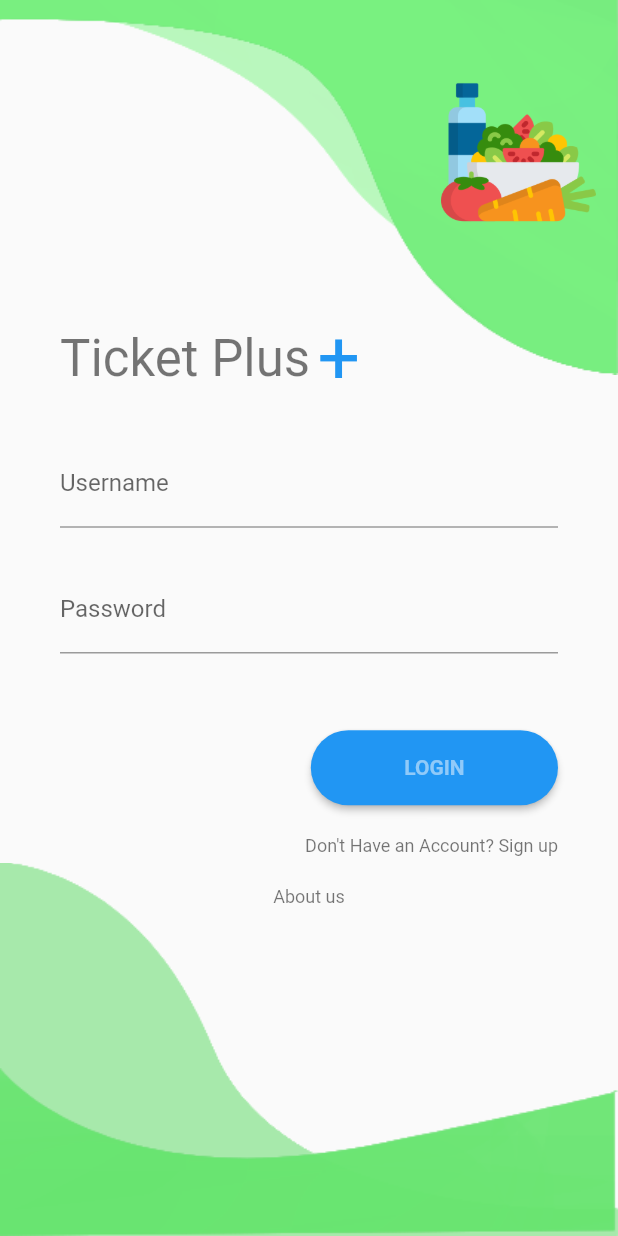
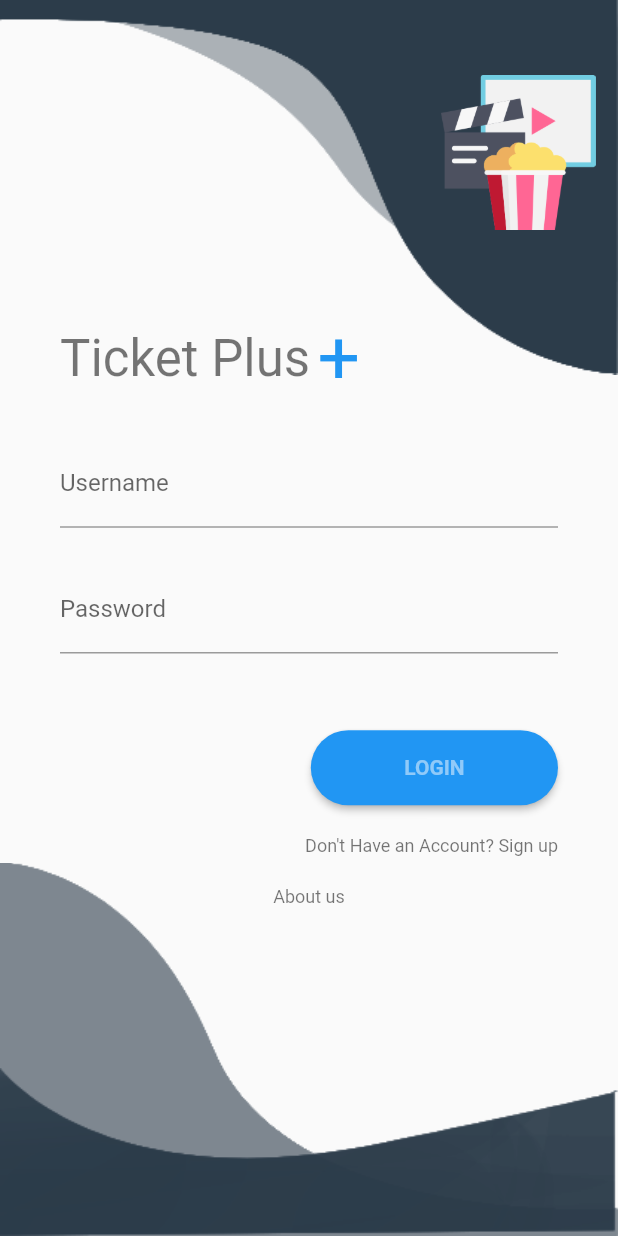
Before and after one commit to Josue-Godinez-zz/Tickets, a Flutter app: the screen it shows after launch, on a phone screen of 412 x 824 dp. Run offline on Flutter 3.47's test engine with Material 2 defaults, Android fonts, the light colour scheme and no system bars; our stand-ins replace badges, flutter_profile_picture, flutter_smart_dialog, flutter_svg, image_picker, permission_handler and 2 more; missing offline and left inert: bson, encrypt, light_carousel, mongo_dart.

Commit message:
Sumary in the description
New images for colors in login, icon app and loading animation
New component for show the cinemas
Some little fixes

```diff
--- a/lib/src/components/background.dart
+++ b/lib/src/components/background.dart
@@ -20,28 +20,28 @@ class Background extends StatelessWidget {
           Positioned(
             top: 0,
             right: 0,
-            child: Image.asset("assets/images/top1.png", width: size.width),
+            child: Image.asset("assets/images/top1O.png", width: size.width),
           ),
           Positioned(
             top: 0,
             right: 0,
-            child: Image.asset("assets/images/top2.png", width: size.width),
+            child: Image.asset("assets/images/top2O.png", width: size.width),
           ),
           Positioned(
             top: 50,
             right: 15,
-            child:
-                Image.asset("assets/images/diet.png", width: size.width * 0.25),
+            child: Image.asset("assets/images/cinema.png",
+                width: size.width * 0.25),
           ),
           Positioned(
             bottom: 0,
             right: 0,
-            child: Image.asset("assets/images/bottom1.png", width: size.width),
+            child: Image.asset("assets/images/bottom1O.png", width: size.width),
           ),
           Positioned(
             bottom: 0,
             right: 0,
-            child: Image.asset("assets/images/bottom2.png", width: size.width),
+            child: Image.asset("assets/images/bottom2O.png", width: size.width),
           ),
           child
         ],
--- a/lib/src/components/customLoading.dart
+++ b/lib/src/components/customLoading.dart
@@ -49,7 +49,7 @@ class _CustomLoadingState extends State<CustomLoading>
         alignment: Alignment.center,
         turns: _controller,
         child: Image.asset(
-          'assets/images/logo1.png',
+          'assets/images/logo11.png',
           height: 110,
           width: 110,
         ),
@@ -65,7 +65,7 @@ class _CustomLoadingState extends State<CustomLoading>
   Widget _buildLoadingTwo() {
     return Stack(alignment: Alignment.center, children: [
       Image.asset(
-        'assets/images/logo1.png',
+        'assets/images/logo11.png',
         height: 50,
         width: 50,
       ),
--- a/lib/src/components/lateralMenu.dart
+++ b/lib/src/components/lateralMenu.dart
@@ -78,7 +78,7 @@ class _lateralMenuState extends State<lateralMenu> {
 
   Widget item(title, icon, onPress) => Padding(
         padding: const EdgeInsets.fromLTRB(0, 10, 0, 10),
-        child: ElevatedButton(
+        child: TextButton(
           style: ButtonStyle(
               backgroundColor:
                   MaterialStateProperty.all<Color>('#ffffff'.toColor())),
--- a/lib/src/models/cinemaDto.dart
+++ b/lib/src/models/cinemaDto.dart
@@ -39,7 +39,7 @@ class CinemaDto {
         name: json['name'],
         description: (json['description'] != null) ? json['description'] : '',
         location: json['location'],
-        urlImage: json['urlImage'],
+        urlImage: (json['urlImage'] != null) ? json['urlImage'] : '',
         numberOfWeekSales: json['numberOfWeekSales'],
         status: json['Status'],
       );
```
Also changed, not shown: lib/src/views/cinemas/cinema.dart (+12 -5 lines), lib/src/views/cinemas/cinemas.dart (+59 -8 lines), assets/images/bottom1O.png (added), assets/images/bottom2O.png (added), assets/images/cinema.png (added), assets/images/logo11.png (added), assets/images/logo21.png (added), assets/images/top1O.png (added), assets/images/top2O.png (added), 5 other files.
